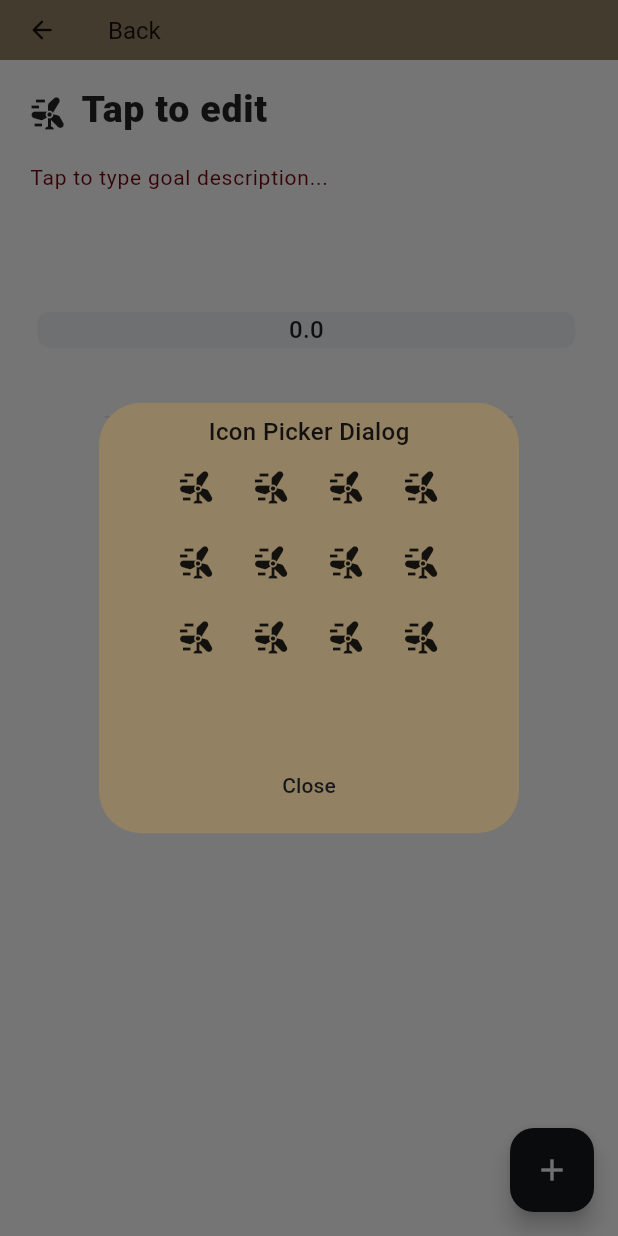
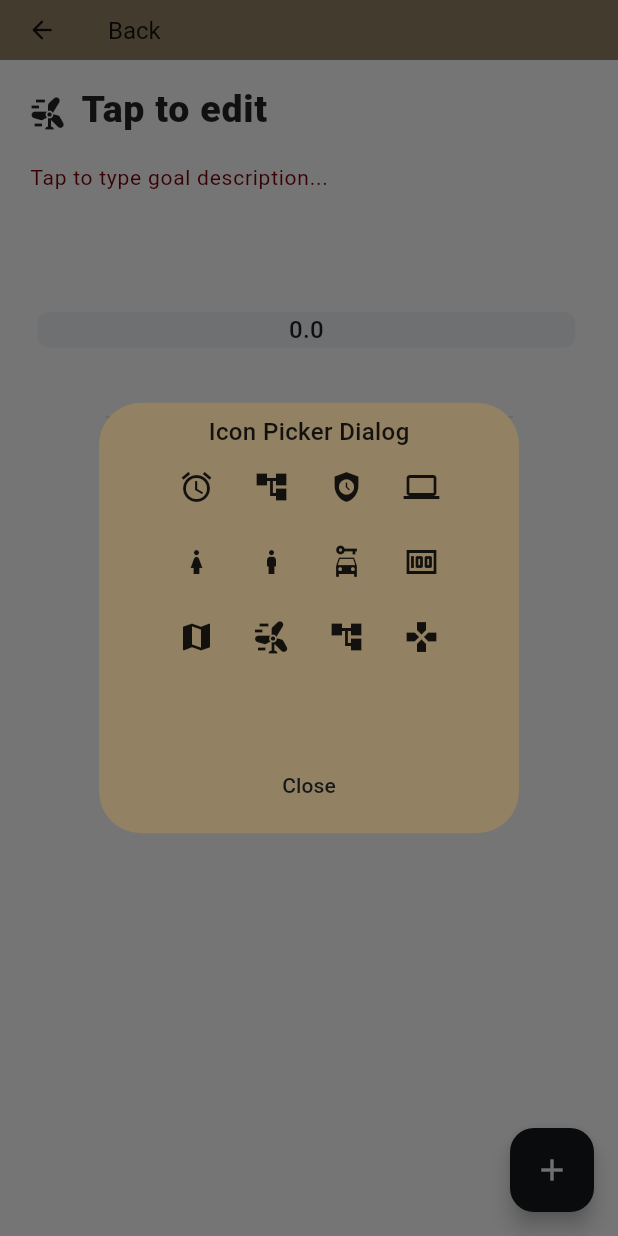
Before and after one commit to sankassio99/goals_tracker, a Flutter app: the MainGoalPageWidget screen opened directly, after a tap on the "wind power" icon, on a phone screen of 412 x 824 dp. Run offline on Flutter 3.47's test engine with Material 2 defaults, Android fonts, the phone set to English and light mode, and no system bars; drawn by our look-alikes of percent_indicator; our stand-ins replace get, go_router; Roboto replaces fonts that are missing (Poppins).

Commit message:
Icon Picker Dialog Widget should display all 12 icons (REFACTOR)

```diff
--- a/lib/presentation/components/icon_picker_dialog.dart
+++ b/lib/presentation/components/icon_picker_dialog.dart
@@ -4,6 +4,21 @@ class IconPickerDialog extends StatelessWidget {
   const IconPickerDialog({
     super.key,
   });
+
+  final List<IconData> iconsData = const [
+    Icons.access_alarm,
+    Icons.account_tree_sharp,
+    Icons.safety_check,
+    Icons.laptop,
+    Icons.girl,
+    Icons.boy,
+    Icons.car_rental,
+    Icons.money,
+    Icons.map,
+    Icons.wind_power,
+    Icons.account_tree_sharp,
+    Icons.gamepad,
+  ];
 
   @override
   Widget build(BuildContext context) {
@@ -22,80 +37,16 @@ class IconPickerDialog extends StatelessWidget {
                   width: 200,
                   child: GridView.count(
                     crossAxisCount: 4,
-                    children: const [
-                      Icon(
-                        key: Key("iconItemChoice"),
-                        Icons.wind_power,
-                        color: Colors.black87,
-                        size: 24,
-                      ),
-                      Icon(
-                        key: Key("iconItemChoice"),
-                        Icons.wind_power,
-                        color: Colors.black87,
-                        size: 24,
-                      ),
-                      Icon(
-                        key: Key("iconItemChoice"),
-                        Icons.wind_power,
-                        color: Colors.black87,
-                        size: 24,
-                      ),
-                      Icon(
-                        key: Key("iconItemChoice"),
-                        Icons.wind_power,
-                        color: Colors.black87,
-                        size: 24,
-                      ),
-                      Icon(
-                        key: Key("iconItemChoice"),
-                        Icons.wind_power,
-                        color: Colors.black87,
-                        size: 24,
-                      ),
-                      Icon(
-                        key: Key("iconItemChoice"),
-                        Icons.wind_power,
-                        color: Colors.black87,
-                        size: 24,
-                      ),
-                      Icon(
-                        key: Key("iconItemChoice"),
-                        Icons.wind_power,
-                        color: Colors.black87,
-                        size: 24,
-                      ),
-                      Icon(
-                        key: Key("iconItemChoice"),
-                        Icons.wind_power,
-                        color: Colors.black87,
-                        size: 24,
-                      ),
-                      Icon(
-                        key: Key("iconItemChoice"),
-                        Icons.wind_power,
-                        color: Colors.black87,
-                        size: 24,
-                      ),
-                      Icon(
-                        key: Key("iconItemChoice"),
-                        Icons.wind_power,
-                        color: Colors.black87,
-                        size: 24,
-                      ),
-                      Icon(
-                        key: Key("iconItemChoice"),
-                        Icons.wind_power,
-                        color: Colors.black87,
-                        size: 24,
-                      ),
-                      Icon(
-                        key: Key("iconItemChoice"),
-                        Icons.wind_power,
-                        color: Colors.black87,
-                        size: 24,
-                      ),
-                    ],
+                    children: iconsData
+                        .map(
+                          (iconData) => Icon(
+                            key: const Key("iconItemChoice"),
+                            iconData,
+                            color: Colors.black87,
+                            size: 24,
+                          ),
+                        )
+                        .toList(),
                   ),
                 ),
                 TextButton(
```
